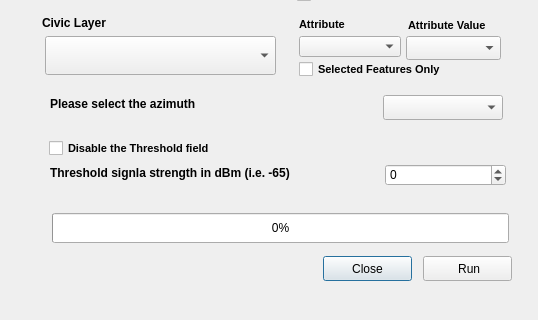
Above: signal_analysis_dialog_base.ui from FarhanSE/Signal_Analysis before the change; both pictures show x 0 to 538 and y 203 to 523 of the 538 by 523 pixel window. Below: the same form after it.
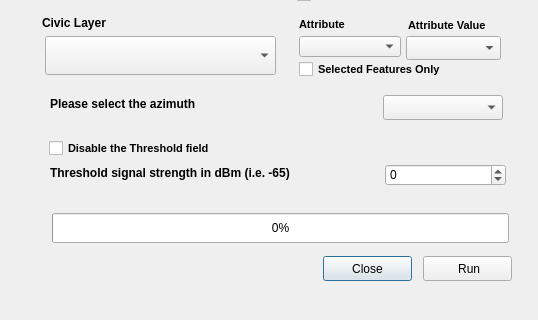
That is the form after the change. Icons and pictures are not drawn. Custom widgets are drawn as their Qt base class.

```diff
--- a/signal_analysis_dialog_base.ui
+++ b/signal_analysis_dialog_base.ui
@@ -284,7 +284,7 @@
     </font>
    </property>
    <property name="text">
-    <string>Threshold signla strength in dBm (i.e. -65)</string>
+    <string>Threshold signal strength in dBm (i.e. -65)</string>
    </property>
   </widget>
   <widget class="QLabel" name="input_title_2">
```
